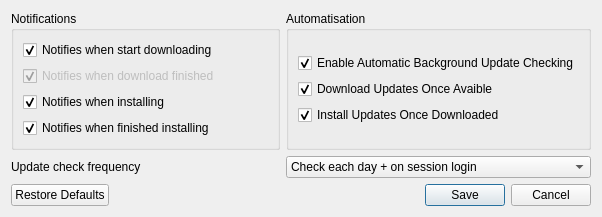
First picture: the form in settings_dialog.ui, repository SiniKraft/SiniKraft-Store, before the edit.
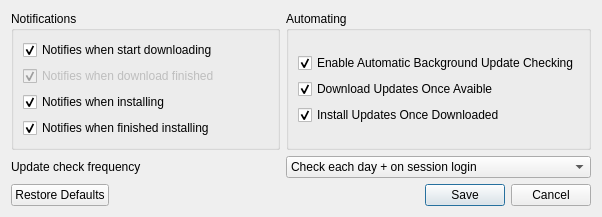
Second picture: the form after the edit.

The edit to the form file:
```diff
--- a/settings_dialog.ui
+++ b/settings_dialog.ui
@@ -97,7 +97,7 @@
      <item row="0" column="1">
       <widget class="QGroupBox" name="groupBox_2">
        <property name="title">
-        <string>Automatisation</string>
+        <string>Automating</string>
        </property>
        <layout class="QGridLayout" name="gridLayout_4">
         <item row="0" column="0">
```
